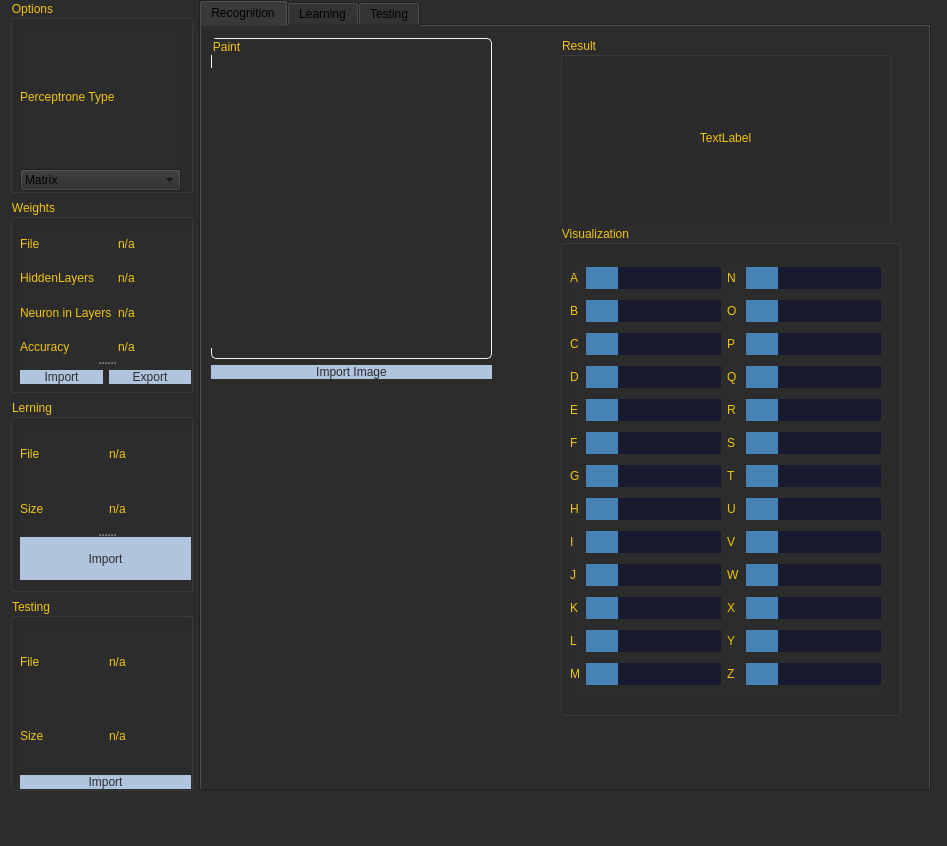
VladBigBrain/VladBigBrain, file MLP/src/view/view.ui: the form before one commit.
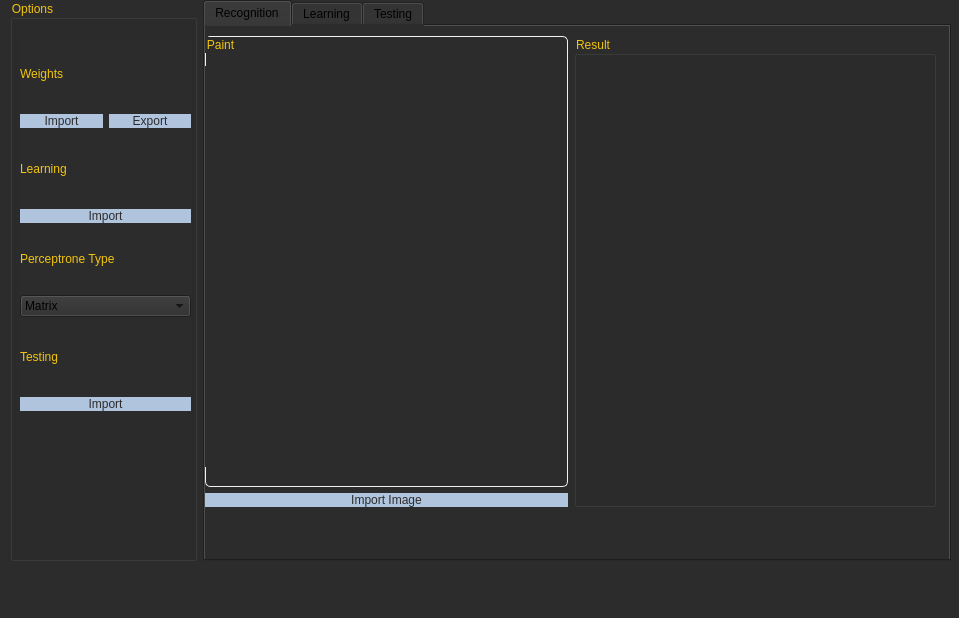
The form after the commit. The open tabs and pages were chosen to show the change. Custom widgets are drawn as their Qt base class.

Commit message: интерфейс удалил все понты

What changed in the file:
```diff
--- a/MLP/src/view/view.ui
+++ b/MLP/src/view/view.ui
@@ -6,8 +6,8 @@
    <rect>
     <x>0</x>
     <y>0</y>
-    <width>947</width>
-    <height>846</height>
+    <width>959</width>
+    <height>618</height>
    </rect>
   </property>
   <property name="windowTitle">
@@ -81,8 +81,8 @@
      <rect>
       <x>10</x>
       <y>0</y>
-      <width>921</width>
-      <height>791</height>
+      <width>941</width>
+      <height>561</height>
      </rect>
     </property>
     <layout class="QGridLayout" name="gridLayout" rowstretch="0" columnstretch="1,4">
@@ -99,128 +99,33 @@
          <property name="title">
           <string>Options</string>
          </property>
-         <widget class="QWidget" name="layoutWidget">
+         <widget class="QWidget" name="">
           <property name="geometry">
            <rect>
             <x>10</x>
-            <y>30</y>
-            <width>161</width>
-            <height>161</height>
+            <y>40</y>
+            <width>171</width>
+            <height>371</height>
            </rect>
           </property>
-          <layout class="QGridLayout" name="gridLayout_6">
-           <item row="1" column="0">
-            <widget class="QComboBox" name="TypeBox">
+          <layout class="QVBoxLayout" name="verticalLayout">
              <item>
+            <layout class="QGridLayout" name="gridLayout_8">
+             <item row="0" column="0" colspan="2">
+              <widget class="QLabel" name="weightsimpexplabe">
               <property name="text">
-               <string>Matrix</string>
-              </property>
-             </item>
-             <item>
-              <property name="text">
-               <string>Graph</string>
-              </property>
-             </item>
-            </widget>
-           </item>
-           <item row="0" column="0">
-            <widget class="QLabel" name="typelabel">
-             <property name="text">
-              <string>Perceptrone Type</string>
-             </property>
-            </widget>
-           </item>
-          </layout>
-         </widget>
-        </widget>
-       </item>
-       <item row="1" column="0">
-        <widget class="QGroupBox" name="Weightsbox">
-         <property name="title">
           <string>Weights</string>
          </property>
-         <widget class="QSplitter" name="splitter">
-          <property name="geometry">
-           <rect>
-            <x>10</x>
-            <y>30</y>
-            <width>171</width>
-            <height>161</height>
-           </rect>
-          </property>
-          <property name="orientation">
-           <enum>Qt::Vertical</enum>
-          </property>
-          <widget class="QWidget" name="layoutWidget">
-           <layout class="QGridLayout" name="gridLayout_7">
-            <item row="0" column="0">
-             <widget class="QLabel" name="FileLabel">
-              <property name="text">
-               <string>File</string>
-              </property>
-             </widget>
-            </item>
-            <item row="0" column="1">
-             <widget class="QLabel" name="Filelabelresult">
-              <property name="text">
-               <string>n/a</string>
-              </property>
              </widget>
             </item>
             <item row="1" column="0">
-             <widget class="QLabel" name="HiddenlayerLabel">
-              <property name="text">
-               <string>HiddenLayers</string>
-              </property>
-             </widget>
-            </item>
-            <item row="1" column="1">
-             <widget class="QLabel" name="HiddenLayersLabelresult">
-              <property name="text">
-               <string>n/a</string>
-              </property>
-             </widget>
-            </item>
-            <item row="2" column="0">
-             <widget class="QLabel" name="NeuroninLayersLabel">
-              <property name="text">
-               <string>Neuron in Layers</string>
-              </property>
-             </widget>
-            </item>
-            <item row="2" column="1">
-             <widget class="QLabel" name="NeuronInlayersLabelresult">
-              <property name="text">
-               <string>n/a</string>
-              </property>
-             </widget>
-            </item>
-            <item row="3" column="0">
-             <widget class="QLabel" name="AccuracyLabel">
-              <property name="text">
-               <string>Accuracy</string>
-              </property>
-             </widget>
-            </item>
-            <item row="3" column="1">
-             <widget class="QLabel" name="accuracylabelresult">
-              <property name="text">
-               <string>n/a</string>
-              </property>
-             </widget>
-            </item>
-           </layout>
-          </widget>
-          <widget class="QWidget" name="layoutWidget">
-           <layout class="QHBoxLayout" name="horizontalLayout">
-            <item>
              <widget class="QPushButton" name="ImportWeightsButton">
               <property name="text">
                <string>Import</string>
               </property>
              </widget>
             </item>
-            <item>
+             <item row="1" column="1">
              <widget class="QPushButton" name="ExportWeights">
               <property name="text">
                <string>Export</string>
@@ -228,117 +133,60 @@
              </widget>
             </item>
            </layout>
-          </widget>
-         </widget>
-        </widget>
-       </item>
-       <item row="2" column="0">
-        <widget class="QGroupBox" name="LearningBox">
-         <property name="title">
-          <string>Lerning</string>
-         </property>
-         <widget class="QSplitter" name="splitter_2">
-          <property name="geometry">
-           <rect>
-            <x>10</x>
-            <y>30</y>
-            <width>171</width>
-            <height>151</height>
-           </rect>
-          </property>
-          <property name="orientation">
-           <enum>Qt::Vertical</enum>
-          </property>
-          <widget class="QWidget" name="layoutWidget">
-           <layout class="QGridLayout" name="gridLayout_8">
+           </item>
+           <item>
+            <layout class="QGridLayout" name="gridLayout_6">
             <item row="0" column="0">
-             <widget class="QLabel" name="fileleraninglabel">
+              <widget class="QLabel" name="learningimpexplabel">
               <property name="text">
-               <string>File</string>
-              </property>
-             </widget>
-            </item>
-            <item row="0" column="1">
-             <widget class="QLabel" name="filelearninglabelresult">
-              <property name="text">
-               <string>n/a</string>
+                <string>Learning</string>
               </property>
              </widget>
             </item>
             <item row="1" column="0">
-             <widget class="QLabel" name="sizelabel">
-              <property name="text">
-               <string>Size</string>
-              </property>
-             </widget>
-            </item>
-            <item row="1" column="1">
-             <widget class="QLabel" name="sizelabelresult">
-              <property name="text">
-               <string>n/a</string>
-              </property>
-             </widget>
-            </item>
-           </layout>
-          </widget>
           <widget class="QPushButton" name="learningimportbuttonresult">
            <property name="text">
             <string>Import</string>
            </property>
           </widget>
-         </widget>
-        </widget>
-       </item>
-       <item row="3" column="0">
-        <widget class="QGroupBox" name="Testingbox">
-         <property name="title">
-          <string>Testing</string>
-         </property>
-         <widget class="QWidget" name="layoutWidget">
-          <property name="geometry">
-           <rect>
-            <x>10</x>
-            <y>30</y>
-            <width>171</width>
-            <height>161</height>
-           </rect>
-          </property>
-          <layout class="QVBoxLayout" name="verticalLayout_3">
+             </item>
+            </layout>
+           </item>
            <item>
             <layout class="QGridLayout" name="gridLayout_9">
              <item row="0" column="0">
-              <widget class="QLabel" name="FileLabelTesting">
+              <widget class="QLabel" name="typelabel">
                <property name="text">
-                <string>File</string>
-               </property>
-              </widget>
-             </item>
-             <item row="0" column="1">
-              <widget class="QLabel" name="FileLabelTestingresult">
-               <property name="text">
-                <string>n/a</string>
+                <string>Perceptrone Type</string>
                </property>
               </widget>
              </item>
              <item row="1" column="0">
-              <widget class="QLabel" name="SizeLabelTesting">
+              <widget class="QComboBox" name="TypeBox">
+               <item>
                <property name="text">
-                <string>Size</string>
-               </property>
-              </widget>
-             </item>
-             <item row="1" column="1">
-              <widget class="QLabel" name="SizeLabelTestingResult">
+                 <string>Matrix</string>
+                </property>
+               </item>
+               <item>
                <property name="text">
-                <string>n/a</string>
-               </property>
+                 <string>Graph</string>
+                </property>
+               </item>
               </widget>
              </item>
             </layout>
            </item>
            <item>
-            <layout class="QVBoxLayout" name="verticalLayout">
-             <item>
+            <layout class="QGridLayout" name="gridLayout_7">
+             <item row="0" column="0">
+              <widget class="QLabel" name="testingimexplabel">
+               <property name="text">
+                <string>Testing</string>
+               </property>
+              </widget>
+             </item>
+             <item row="1" column="0">
               <widget class="QPushButton" name="Testingimportbutton">
                <property name="text">
                 <string>Import</string>
@@ -362,517 +210,23 @@
         </size>
        </property>
        <property name="currentIndex">
-        <number>2</number>
+        <number>0</number>
        </property>
        <widget class="QWidget" name="recognition">
         <attribute name="title">
          <string>Recognition</string>
         </attribute>
-        <widget class="QGroupBox" name="ResultBox">
-         <property name="geometry">
-          <rect>
-           <x>359</x>
-           <y>11</y>
-           <width>331</width>
-           <height>191</height>
-          </rect>
-         </property>
-         <property name="title">
-          <string>Result</string>
-         </property>
-         <widget class="QLabel" name="resultlabel">
+        <widget class="QWidget" name="">
           <property name="geometry">
            <rect>
             <x>0</x>
-            <y>20</y>
-            <width>331</width>
-            <height>161</height>
-           </rect>
-          </property>
-          <property name="text">
-           <string>TextLabel</string>
-          </property>
-          <property name="alignment">
-           <set>Qt::AlignCenter</set>
-          </property>
-         </widget>
-        </widget>
-        <widget class="QGroupBox" name="VisualizationBox">
-         <property name="geometry">
-          <rect>
-           <x>359</x>
-           <y>199</y>
-           <width>341</width>
-           <height>491</height>
-          </rect>
-         </property>
-         <property name="title">
-          <string>Visualization</string>
-         </property>
-         <widget class="QWidget" name="layoutWidget">
-          <property name="geometry">
-           <rect>
-            <x>10</x>
-            <y>37</y>
-            <width>311</width>
-            <height>434</height>
-           </rect>
-          </property>
-          <layout class="QGridLayout" name="gridLayout_5">
-           <item row="0" column="0">
-            <widget class="QLabel" name="Alabel">
-             <property name="text">
-              <string>A</string>
-             </property>
-            </widget>
-           </item>
-           <item row="0" column="1">
-            <widget class="QProgressBar" name="AprogressBar">
-             <property name="value">
-              <number>24</number>
-             </property>
-             <property name="textVisible">
-              <bool>false</bool>
-             </property>
-            </widget>
-           </item>
-           <item row="0" column="2">
-            <widget class="QLabel" name="Nlabel">
-             <property name="text">
-              <string>N</string>
-             </property>
-            </widget>
-           </item>
-           <item row="0" column="3">
-            <widget class="QProgressBar" name="NprogressBar">
-             <property name="value">
-              <number>24</number>
-             </property>
-             <property name="textVisible">
-              <bool>false</bool>
-             </property>
-            </widget>
-           </item>
-           <item row="1" column="0">
-            <widget class="QLabel" name="Blabel">
-             <property name="text">
-              <string>B</string>
-             </property>
-            </widget>
-           </item>
-           <item row="1" column="1">
-            <widget class="QProgressBar" name="BprogressBar">
-             <property name="value">
-              <number>24</number>
-             </property>
-             <property name="textVisible">
-              <bool>false</bool>
-             </property>
-            </widget>
-           </item>
-           <item row="1" column="2">
-            <widget class="QLabel" name="Olabel">
-             <property name="text">
-              <string>O</string>
-             </property>
-            </widget>
-           </item>
-           <item row="1" column="3">
-            <widget class="QProgressBar" name="OprogressBar">
-             <property name="value">
-              <number>24</number>
-             </property>
-             <property name="textVisible">
-              <bool>false</bool>
-             </property>
-            </widget>
-           </item>
-           <item row="2" column="0">
-            <widget class="QLabel" name="Clabel">
-             <property name="text">
-              <string>C</string>
-             </property>
-            </widget>
-           </item>
-           <item row="2" column="1">
-            <widget class="QProgressBar" name="CprogressBar">
-             <property name="value">
-              <number>24</number>
-             </property>
-             <property name="textVisible">
-              <bool>false</bool>
-             </property>
-            </widget>
-           </item>
-           <item row="2" column="2">
-            <widget class="QLabel" name="Plabel">
-             <property name="text">
-              <string>P</string>
-             </property>
-            </widget>
-           </item>
-           <item row="2" column="3">
-            <widget class="QProgressBar" name="PprogressBar">
-             <property name="value">
-              <number>24</number>
-             </property>
-             <property name="textVisible">
-              <bool>false</bool>
-             </property>
-            </widget>
-           </item>
-           <item row="3" column="0">
-            <widget class="QLabel" name="Dlabel">
-             <property name="text">
-              <string>D</string>
-             </property>
-            </widget>
-           </item>
-           <item row="3" column="1">
-            <widget class="QProgressBar" name="DprogressBar">
-             <property name="value">
-              <number>24</number>
-             </property>
-             <property name="textVisible">
-              <bool>false</bool>
-             </property>
-            </widget>
-           </item>
-           <item row="3" column="2">
-            <widget class="QLabel" name="Qlabel">
-             <property name="text">
-              <string>Q</string>
-             </property>
-            </widget>
-           </item>
-           <item row="3" column="3">
-            <widget class="QProgressBar" name="QprogressBar">
-             <property name="value">
-              <number>24</number>
-             </property>
-             <property name="textVisible">
-              <bool>false</bool>
-             </property>
-            </widget>
-           </item>
-           <item row="4" column="0">
-            <widget class="QLabel" name="Elabel">
-             <property name="text">
-              <string>E</string>
-             </property>
-            </widget>
-           </item>
-           <item row="4" column="1">
-            <widget class="QProgressBar" name="EprogressBar">
-             <property name="value">
-              <number>24</number>
-             </property>
-             <property name="textVisible">
-              <bool>false</bool>
-             </property>
-            </widget>
-           </item>
-           <item row="4" column="2">
-            <widget class="QLabel" name="Rlabel">
-             <property name="text">
-              <string>R</string>
-             </property>
-            </widget>
-           </item>
-           <item row="4" column="3">
-            <widget class="QProgressBar" name="RprogressBar">
-             <property name="value">
-              <number>24</number>
-             </property>
-             <property name="textVisible">
-              <bool>false</bool>
-             </property>
-            </widget>
-           </item>
-           <item row="5" column="0">
-            <widget class="QLabel" name="Flabel">
-             <property name="text">
-              <string>F</string>
-             </property>
-            </widget>
-           </item>
-           <item row="5" column="1">
-            <widget class="QProgressBar" name="FprogressBar">
-             <property name="value">
-              <number>24</number>
-             </property>
-             <property name="textVisible">
-              <bool>false</bool>
-             </property>
-            </widget>
-           </item>
-           <item row="5" column="2">
-            <widget class="QLabel" name="Slabel">
-             <property name="text">
-              <string>S</string>
-             </property>
-            </widget>
-           </item>
-           <item row="5" column="3">
-            <widget class="QProgressBar" name="SprogressBar">
-             <property name="value">
-              <number>24</number>
-             </property>
-             <property name="textVisible">
-              <bool>false</bool>
-             </property>
-            </widget>
-           </item>
-           <item row="6" column="0">
-            <widget class="QLabel" name="Glabel">
-             <property name="text">
-              <string>G</string>
-             </property>
-            </widget>
-           </item>
-           <item row="6" column="1">
-            <widget class="QProgressBar" name="GprogressBar">
-             <property name="value">
-              <number>24</number>
-             </property>
-             <property name="textVisible">
-              <bool>false</bool>
-             </property>
-            </widget>
-           </item>
-           <item row="6" column="2">
-            <widget class="QLabel" name="Tlabel">
-             <property name="text">
-              <string>T</string>
-             </property>
-            </widget>
-           </item>
-           <item row="6" column="3">
-            <widget class="QProgressBar" name="TprogressBar">
-             <property name="value">
-              <number>24</number>
-             </property>
-             <property name="textVisible">
-              <bool>false</bool>
-             </property>
-            </widget>
-           </item>
-           <item row="7" column="0">
-            <widget class="QLabel" name="Hlabel">
-             <property name="text">
-              <string>H</string>
-             </property>
-            </widget>
-           </item>
-           <item row="7" column="1">
-            <widget class="QProgressBar" name="HprogressBar">
-             <property name="value">
-              <number>24</number>
-             </property>
-             <property name="textVisible">
-              <bool>false</bool>
-             </property>
-            </widget>
-           </item>
-           <item row="7" column="2">
-            <widget class="QLabel" name="Ulabel">
-             <property name="text">
-              <string>U</string>
-             </property>
-            </widget>
-           </item>
-           <item row="7" column="3">
-            <widget class="QProgressBar" name="UprogressBar">
-             <property name="value">
-              <number>24</number>
-             </property>
-             <property name="textVisible">
-              <bool>false</bool>
-             </property>
-            </widget>
-           </item>
-           <item row="8" column="0">
-            <widget class="QLabel" name="Ilabel">
-             <property name="text">
-              <string>I</string>
-             </property>
-            </widget>
-           </item>
-           <item row="8" column="1">
-            <widget class="QProgressBar" name="IprogressBar">
-             <property name="value">
-              <number>24</number>
-             </property>
-             <property name="textVisible">
-              <bool>false</bool>
-             </property>
-            </widget>
-           </item>
-           <item row="8" column="2">
-            <widget class="QLabel" name="Vlabel">
-             <property name="text">
-              <string>V</string>
-             </property>
-            </widget>
-           </item>
-           <item row="8" column="3">
-            <widget class="QProgressBar" name="VprogressBar">
-             <property name="value">
-              <number>24</number>
-             </property>
-             <property name="textVisible">
-              <bool>false</bool>
-             </property>
-            </widget>
-           </item>
-           <item row="9" column="0">
-            <widget class="QLabel" name="Jlabel">
-             <property name="text">
-              <string>J</string>
-             </property>
-            </widget>
-           </item>
-           <item row="9" column="1">
-            <widget class="QProgressBar" name="JprogressBar">
-             <property name="value">
-              <number>24</number>
-             </property>
-             <property name="textVisible">
-              <bool>false</bool>
-             </property>
-            </widget>
-           </item>
-           <item row="9" column="2">
-            <widget class="QLabel" name="Wlabel">
-             <property name="text">
-              <string>W</string>
-             </property>
-            </widget>
-           </item>
-           <item row="9" column="3">
-            <widget class="QProgressBar" name="WprogressBar">
-             <property name="value">
-              <number>24</number>
-             </property>
-             <property name="textVisible">
-              <bool>false</bool>
-             </property>
-            </widget>
-           </item>
-           <item row="10" column="0">
-            <widget class="QLabel" name="Klabel">
-             <property name="text">
-              <string>K</string>
-             </property>
-            </widget>
-           </item>
-           <item row="10" column="1">
-            <widget class="QProgressBar" name="progressBarK">
-             <property name="value">
-              <number>24</number>
-             </property>
-             <property name="textVisible">
-              <bool>false</bool>
-             </property>
-            </widget>
-           </item>
-           <item row="10" column="2">
-            <widget class="QLabel" name="Xlabel">
-             <property name="text">
-              <string>X</string>
-             </property>
-            </widget>
-           </item>
-           <item row="10" column="3">
-            <widget class="QProgressBar" name="XprogressBar">
-             <property name="value">
-              <number>24</number>
-             </property>
-             <property name="textVisible">
-              <bool>false</bool>
-             </property>
-            </widget>
-           </item>
-           <item row="11" column="0">
-            <widget class="QLabel" name="Llabel">
-             <property name="text">
-              <string>L</string>
-             </property>
-            </widget>
-           </item>
-           <item row="11" column="1">
-            <widget class="QProgressBar" name="LprogressBar">
-             <property name="value">
-              <number>24</number>
-             </property>
-             <property name="textVisible">
-              <bool>false</bool>
-             </property>
-            </widget>
-           </item>
-           <item row="11" column="2">
-            <widget class="QLabel" name="Ylabel">
-             <property name="text">
-              <string>Y</string>
-             </property>
-            </widget>
-           </item>
-           <item row="11" column="3">
-            <widget class="QProgressBar" name="YprogressBar">
-             <property name="value">
-              <number>24</number>
-             </property>
-             <property name="textVisible">
-              <bool>false</bool>
-             </property>
-            </widget>
-           </item>
-           <item row="12" column="0">
-            <widget class="QLabel" name="Mlabel">
-             <property name="text">
-              <string>M</string>
-             </property>
-            </widget>
-           </item>
-           <item row="12" column="1">
-            <widget class="QProgressBar" name="MprogressBar">
-             <property name="value">
-              <number>24</number>
-             </property>
-             <property name="textVisible">
-              <bool>false</bool>
-             </property>
-            </widget>
-           </item>
-           <item row="12" column="2">
-            <widget class="QLabel" name="Zlabel">
-             <property name="text">
-              <string>Z</string>
-             </property>
-            </widget>
-           </item>
-           <item row="12" column="3">
-            <widget class="QProgressBar" name="ZprogressBar">
-             <property name="value">
-              <number>24</number>
-             </property>
-             <property name="textVisible">
-              <bool>false</bool>
-             </property>
-            </widget>
-           </item>
-          </layout>
-         </widget>
-        </widget>
-        <widget class="QWidget" name="layoutWidget">
-         <property name="geometry">
-          <rect>
-           <x>10</x>
-           <y>12</y>
-           <width>281</width>
-           <height>341</height>
-          </rect>
-         </property>
+           <y>10</y>
+           <width>731</width>
+           <height>471</height>
+          </rect>
+         </property>
+         <layout class="QHBoxLayout" name="horizontalLayout">
+          <item>
          <layout class="QVBoxLayout" name="verticalLayout_4">
           <item>
            <widget class="QGroupBox" name="PaintBox">
@@ -892,8 +246,8 @@
               <rect>
                <x>0</x>
                <y>30</y>
-               <width>280</width>
-               <height>280</height>
+                 <width>361</width>
+                 <height>401</height>
               </rect>
              </property>
             </widget>
@@ -907,23 +261,59 @@
            </widget>
           </item>
          </layout>
+          </item>
+          <item>
+           <widget class="QGroupBox" name="ResultBox">
+            <property name="title">
+             <string>Result</string>
+            </property>
+            <widget class="QLabel" name="resultlabel">
+             <property name="geometry">
+              <rect>
+               <x>0</x>
+               <y>20</y>
+               <width>351</width>
+               <height>451</height>
+              </rect>
+             </property>
+             <property name="font">
+              <font>
+               <pointsize>400</pointsize>
+               <bold>true</bold>
+              </font>
+             </property>
+             <property name="text">
+              <string/>
+             </property>
+             <property name="scaledContents">
+              <bool>true</bool>
+             </property>
+             <property name="alignment">
+              <set>Qt::AlignCenter</set>
+             </property>
+            </widget>
+           </widget>
+          </item>
+         </layout>
         </widget>
        </widget>
        <widget class="QWidget" name="learning">
         <attribute name="title">
          <string>Learning</string>
         </attribute>
-        <widget class="QWidget" name="layoutWidget">
+        <widget class="QWidget" name="">
          <property name="geometry">
           <rect>
-           <x>10</x>
+           <x>11</x>
            <y>20</y>
-           <width>651</width>
-           <height>471</height>
+           <width>711</width>
+           <height>501</height>
           </rect>
          </property>
-         <layout class="QGridLayout" name="gridLayout_2">
-          <item row="0" column="0" rowspan="2">
+         <layout class="QVBoxLayout" name="verticalLayout_5">
+          <item>
+           <layout class="QHBoxLayout" name="horizontalLayout_3">
+            <item>
            <widget class="QGroupBox" name="OptionBox">
             <property name="title">
              <string>Options</string>
@@ -933,8 +323,8 @@
               <rect>
                <x>10</x>
                <y>30</y>
-               <width>191</width>
-               <height>361</height>
+                 <width>291</width>
+                 <height>401</height>
               </rect>
              </property>
              <layout class="QVBoxLayout" name="verticalLayout_2">
@@ -1010,47 +400,16 @@
             </widget>
            </widget>
           </item>
-          <item row="0" column="1">
-           <widget class="QGroupBox" name="ProgressBox">
-            <property name="title">
-             <string>Progress</string>
-            </property>
-            <widget class="QWidget" name="layoutWidget">
-             <property name="geometry">
-              <rect>
-               <x>50</x>
-               <y>40</y>
-               <width>221</width>
-               <height>151</height>
-              </rect>
-             </property>
-             <layout class="QGridLayout" name="gridLayout_10">
-              <item row="0" column="0">
-               <widget class="QProgressBar" name="LearningprogressBar">
-                <property name="value">
-                 <number>24</number>
-                </property>
-               </widget>
-              </item>
-              <item row="1" column="0">
-               <widget class="QProgressBar" name="LearningProgress2">
-                <property name="value">
-                 <number>24</number>
-                </property>
-               </widget>
-              </item>
-             </layout>
-            </widget>
-           </widget>
-          </item>
-          <item row="1" column="1" rowspan="2">
+            <item>
            <widget class="QGroupBox" name="Resultbox">
             <property name="title">
              <string>Result</string>
             </property>
            </widget>
           </item>
-          <item row="2" column="0">
+           </layout>
+          </item>
+          <item>
            <widget class="QPushButton" name="Learnbutton">
             <property name="enabled">
              <bool>false</bool>
@@ -1067,17 +426,19 @@
         <attribute name="title">
          <string>Testing</string>
         </attribute>
-        <widget class="QWidget" name="layoutWidget">
+        <widget class="QWidget" name="">
          <property name="geometry">
           <rect>
            <x>10</x>
-           <y>10</y>
-           <width>661</width>
+           <y>20</y>
+           <width>701</width>
            <height>481</height>
           </rect>
          </property>
-         <layout class="QGridLayout" name="gridLayout_3">
-          <item row="0" column="0" rowspan="2">
+         <layout class="QVBoxLayout" name="verticalLayout_3">
+          <item>
+           <layout class="QHBoxLayout" name="horizontalLayout_2">
+            <item>
            <widget class="QGroupBox" name="Optionstestingbox">
             <property name="title">
              <string>Options</string>
@@ -1107,37 +468,7 @@
             </widget>
            </widget>
           </item>
-          <item row="0" column="1">
-           <widget class="QGroupBox" name="Progressbox">
-            <property name="title">
-             <string>Progress</string>
-            </property>
-            <widget class="QProgressBar" name="TestprogressBar">
-             <property name="geometry">
-              <rect>
-               <x>10</x>
-               <y>60</y>
-               <width>161</width>
-               <height>31</height>
-              </rect>
-             </property>
-             <property name="value">
-              <number>24</number>
-             </property>
-            </widget>
-           </widget>
-          </item>
-          <item row="2" column="0">
-           <widget class="QPushButton" name="StartTestingButton">
-            <property name="enabled">
-             <bool>false</bool>
-            </property>
-            <property name="text">
-             <string>Start</string>
-            </property>
-           </widget>
-          </item>
-          <item row="1" column="1" rowspan="2">
+            <item>
            <widget class="QGroupBox" name="Result">
             <property name="title">
              <string>Result</string>
@@ -1227,6 +558,18 @@
            </widget>
           </item>
          </layout>
+          </item>
+          <item>
+           <widget class="QPushButton" name="StartTestingButton">
+            <property name="enabled">
+             <bool>false</bool>
+            </property>
+            <property name="text">
+             <string>Start</string>
+            </property>
+           </widget>
+          </item>
+         </layout>
         </widget>
        </widget>
       </widget>
@@ -1239,7 +582,7 @@
     <rect>
      <x>0</x>
      <y>0</y>
-     <width>947</width>
+     <width>959</width>
      <height>22</height>
     </rect>
    </property>
```
Lines whose indentation alone changed are shown as unchanged. The commit also changes 1 other file.
